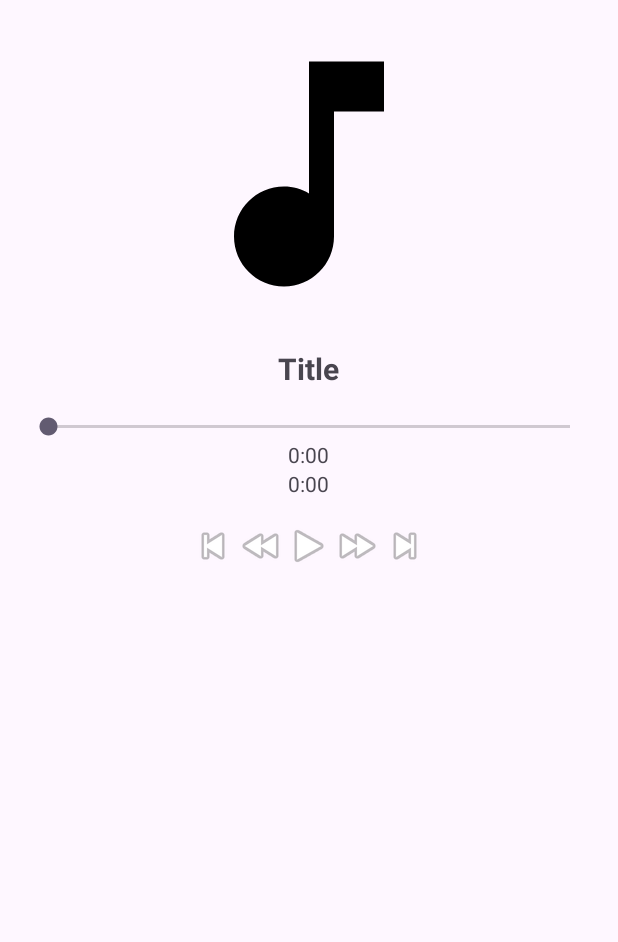
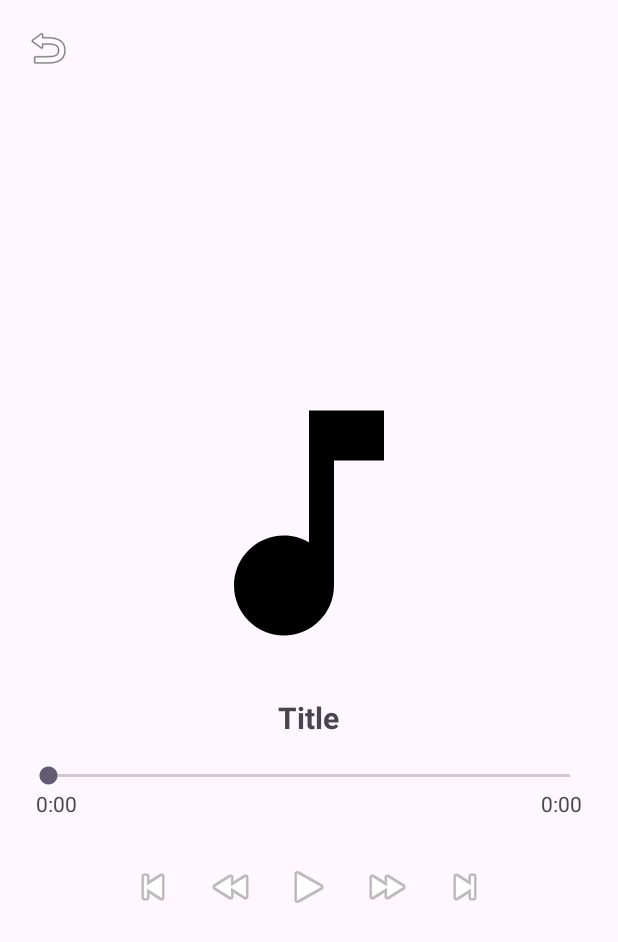
Before and after one commit to aabbasianco/Music-Player, an Android app: the MainActivity2 screen opened directly, with no data from a screen before it, on a phone screen of 412 x 824 dp. Shown: the top 942 px of the screen. Run offline under Robolectric (Android 15) with nearby library versions, the phone set to English and light mode, and no system bars.

Commit message:
Back btn

```diff
--- a/app/src/main/java/com/example/androidproject/MainActivity2.kt
+++ b/app/src/main/java/com/example/androidproject/MainActivity2.kt
@@ -55,8 +55,6 @@ class MainActivity2 : AppCompatActivity() {
     }
 
 
-
-
     override fun onCreate(savedInstanceState: Bundle?) {
         super.onCreate(savedInstanceState)
         setContentView(R.layout.activity_main2)
@@ -73,6 +71,13 @@ class MainActivity2 : AppCompatActivity() {
         position = intent.getIntExtra("POSITION", 0)
 
         registerReceiverWithExportFlag()
+
+        findViewById<ImageButton>(R.id.btnBack).setOnClickListener {
+            val intent = Intent(this, MainActivity::class.java)
+            intent.addFlags(Intent.FLAG_ACTIVITY_CLEAR_TOP or Intent.FLAG_ACTIVITY_SINGLE_TOP)
+            startActivity(intent)
+            finish()
+        }
 
         if (musicList.isNotEmpty()) {
             showMusicInfo()
--- a/app/src/main/res/layout/activity_main2.xml
+++ b/app/src/main/res/layout/activity_main2.xml
@@ -1,10 +1,32 @@
 <?xml version="1.0" encoding="utf-8"?>
 <LinearLayout xmlns:android="http://schemas.android.com/apk/res/android"
     android:orientation="vertical"
-    android:gravity="center_horizontal"
+    android:gravity="center"
     android:layout_width="match_parent"
     android:layout_height="match_parent"
     android:padding="16dp">
+
+    <LinearLayout
+        android:layout_width="match_parent"
+        android:layout_height="wrap_content"
+        android:gravity="left"
+        android:orientation="horizontal">
+
+    <ImageButton
+        android:id="@+id/btnBack"
+        android:layout_width="wrap_content"
+        android:layout_height="wrap_content"
+        android:src="@android:drawable/ic_menu_revert"
+        android:background="@null"
+        android:contentDescription="بازگشت" />
+
+    </LinearLayout>
+
+    <LinearLayout
+        android:layout_width="match_parent"
+        android:layout_height="match_parent"
+        android:gravity="center"
+        android:orientation="vertical">
 
     <ImageView
         android:id="@+id/imgAlbumArt"
@@ -28,38 +50,52 @@
         android:layout_height="wrap_content"
         android:layout_marginTop="16dp" />
 
+        <LinearLayout
+            android:layout_width="match_parent"
+            android:layout_height="wrap_content"
+            android:orientation="horizontal"
+            android:paddingHorizontal="8dp">
+
             <TextView
                 android:id="@+id/txtCurrentTime"
-        android:layout_width="wrap_content"
+                android:layout_width="0dp"
                 android:layout_height="wrap_content"
-        android:text="0:00" />
+                android:layout_weight="1"
+                android:text="0:00"
+                android:gravity="start" />
 
             <TextView
                 android:id="@+id/txtTotalTime"
                 android:layout_width="wrap_content"
                 android:layout_height="wrap_content"
-        android:text="0:00" />
+                android:text="0:00"
+                android:gravity="end" />
+
+        </LinearLayout>
+
 
         <LinearLayout
         android:layout_width="match_parent"
         android:layout_height="wrap_content"
         android:gravity="center"
         android:orientation="horizontal"
-        android:layout_marginTop="16dp">
+        android:layout_marginTop="30dp">
 
         <ImageButton
             android:id="@+id/btnPrev"
             android:layout_width="wrap_content"
             android:layout_height="wrap_content"
             android:src="@android:drawable/ic_media_previous"
-            android:background="@null" />
+            android:background="@null"
+            android:layout_marginEnd="20dp"/>
 
         <ImageButton
             android:id="@+id/btnRewind"
             android:layout_width="wrap_content"
             android:layout_height="wrap_content"
             android:src="@android:drawable/ic_media_rew"
-            android:background="@null" />
+            android:background="@null"
+            android:layout_marginEnd="20dp" />
 
         <ImageButton
             android:id="@+id/btnPlayPause"
@@ -73,14 +109,17 @@
             android:layout_width="wrap_content"
             android:layout_height="wrap_content"
             android:src="@android:drawable/ic_media_ff"
-            android:background="@null" />
+            android:background="@null"
+            android:layout_marginStart="20dp"/>
 
         <ImageButton
             android:id="@+id/btnNext"
             android:layout_width="wrap_content"
             android:layout_height="wrap_content"
             android:src="@android:drawable/ic_media_next"
-            android:background="@null" />
+            android:background="@null"
+            android:layout_marginStart="20dp"/>
+    </LinearLayout>
     </LinearLayout>
 
 </LinearLayout>
```
Lines whose indentation alone changed are shown as unchanged.
